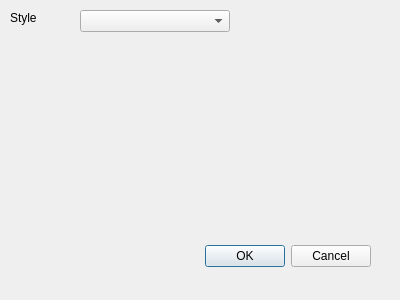
Old version of the form settingsdialog.ui in the repository fire-lizard/QBoard.
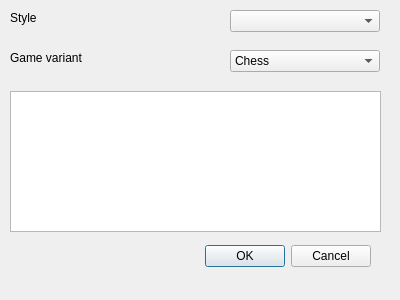
New version of the form.

Commit message: Game variants

Patch:
```diff
--- a/settingsdialog.ui
+++ b/settingsdialog.ui
@@ -32,7 +32,7 @@
   <widget class="QComboBox" name="stylesComboBox">
    <property name="geometry">
     <rect>
-     <x>80</x>
+     <x>230</x>
      <y>10</y>
      <width>150</width>
      <height>22</height>
@@ -44,7 +44,7 @@
     <rect>
      <x>10</x>
      <y>10</y>
-     <width>55</width>
+     <width>80</width>
      <height>16</height>
     </rect>
    </property>
@@ -52,6 +52,64 @@
     <string>Style</string>
    </property>
   </widget>
+  <widget class="QTableWidget" name="tableWidget">
+   <property name="geometry">
+    <rect>
+     <x>10</x>
+     <y>91</y>
+     <width>371</width>
+     <height>141</height>
+    </rect>
+   </property>
+  </widget>
+  <widget class="QComboBox" name="variantsComboBox">
+   <property name="geometry">
+    <rect>
+     <x>230</x>
+     <y>50</y>
+     <width>150</width>
+     <height>22</height>
+    </rect>
+   </property>
+   <item>
+    <property name="text">
+     <string>Chess</string>
+    </property>
+   </item>
+   <item>
+    <property name="text">
+     <string>Xiangqi</string>
+    </property>
+   </item>
+   <item>
+    <property name="text">
+     <string>Shogi</string>
+    </property>
+   </item>
+   <item>
+    <property name="text">
+     <string>Chu Shogi</string>
+    </property>
+   </item>
+   <item>
+    <property name="text">
+     <string>True Chess</string>
+    </property>
+   </item>
+  </widget>
+  <widget class="QLabel" name="variantsLabel">
+   <property name="geometry">
+    <rect>
+     <x>10</x>
+     <y>50</y>
+     <width>80</width>
+     <height>16</height>
+    </rect>
+   </property>
+   <property name="text">
+    <string>Game variant</string>
+   </property>
+  </widget>
  </widget>
  <resources/>
  <connections>
```
The commit also changes 6 other files.
